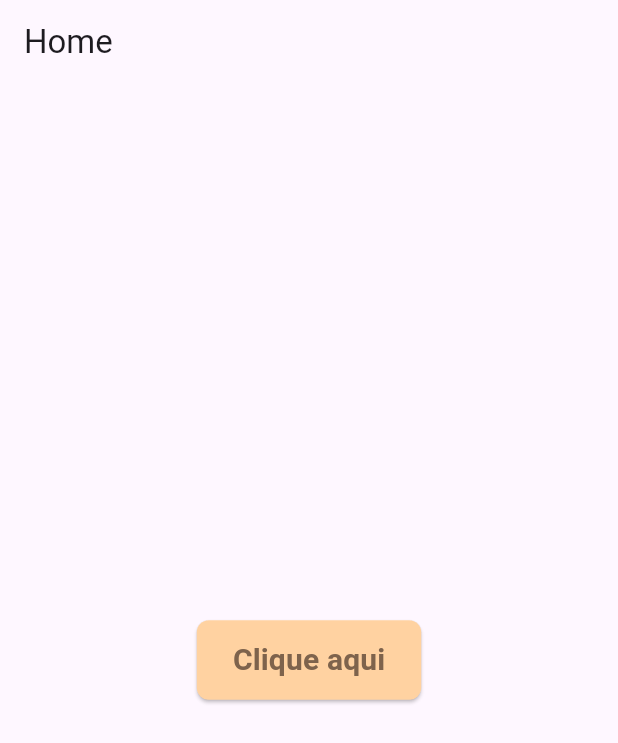
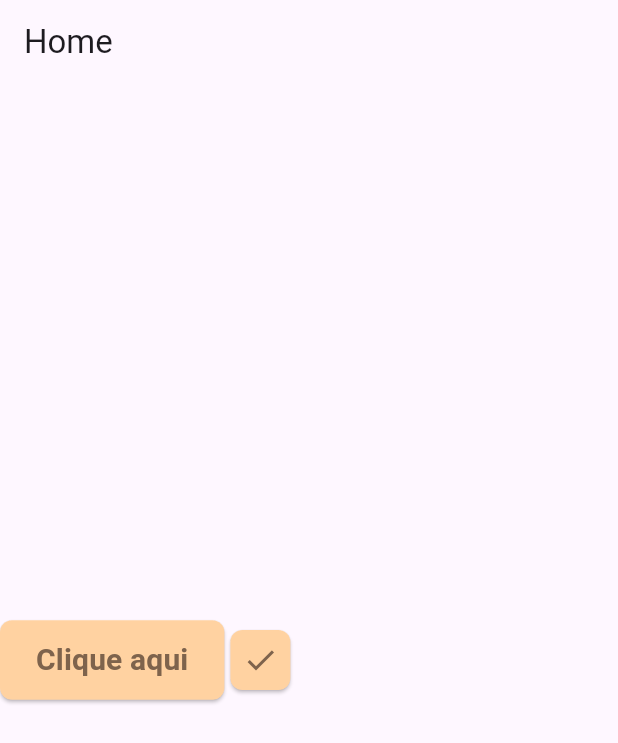
Before and after one commit to Jonathanmoreiraa/minhas_receitas, a Flutter app: the screen it shows after launch, on a phone screen of 412 x 824 dp. Shown: the top 743 px of the screen. Run offline on Flutter 3.47's test engine with Material 3 defaults, Android fonts, the phone set to English and light mode, and no system bars.

Commit message:
Criado componente short-button

```diff
--- a/lib/main.dart
+++ b/lib/main.dart
@@ -1,6 +1,7 @@
 import 'package:flutter/material.dart';
 // Troque 'meu_app' pelo nome definido em pubspec.yaml
 import 'package:minhas_receitas/presentation/widgets/custom_button.dart';
+import 'package:minhas_receitas/presentation/widgets/custom_short_button.dart';
 
 void main() {
   runApp(const MyApp());
@@ -29,7 +30,9 @@
     return Scaffold(
       appBar: AppBar(title: const Text('Home')),
       body: Center(
-        child: CustomButton(
+        child: Row(
+          children: [
+            CustomButton(
               label: 'Clique aqui',
               onPressed: () {
                 ScaffoldMessenger.of(context).showSnackBar(
@@ -37,6 +40,16 @@
                 );
               },
             ),
+            CustomShortButton(onPressed: () {
+                ScaffoldMessenger.of(context).showSnackBar(
+                  const SnackBar(content: Text('Botão pressionado!')),
+                );
+              }
+            )
+
+          ],
+        )
+
       ),
     );
   }
--- /dev/null
+++ b/lib/presentation/widgets/custom_short_button.dart
@@ -0,0 +1,30 @@
+import 'package:flutter/material.dart';
+
+class CustomShortButton extends StatelessWidget {
+  final VoidCallback onPressed;
+
+  const CustomShortButton({
+    Key? key,
+    required this.onPressed,
+  }) : super(key: key);
+
+  @override
+  Widget build(BuildContext context) {
+    return ElevatedButton(
+      style: ElevatedButton.styleFrom(
+        backgroundColor: const Color.fromARGB(255, 255, 210, 161),
+        minimumSize: const Size(40, 40),
+        padding: EdgeInsets.zero,
+        shape: RoundedRectangleBorder(
+          borderRadius: BorderRadius.circular(8),
+        ),
+      ),
+      onPressed: onPressed,
+      child: const Icon(
+        Icons.check,
+        color: Color.fromARGB(255, 126, 99, 76), // mesma cor que você usava no texto
+        size: 24,
+      ),
+    );
+  }
+}
```
Lines whose indentation alone changed are shown as unchanged.
